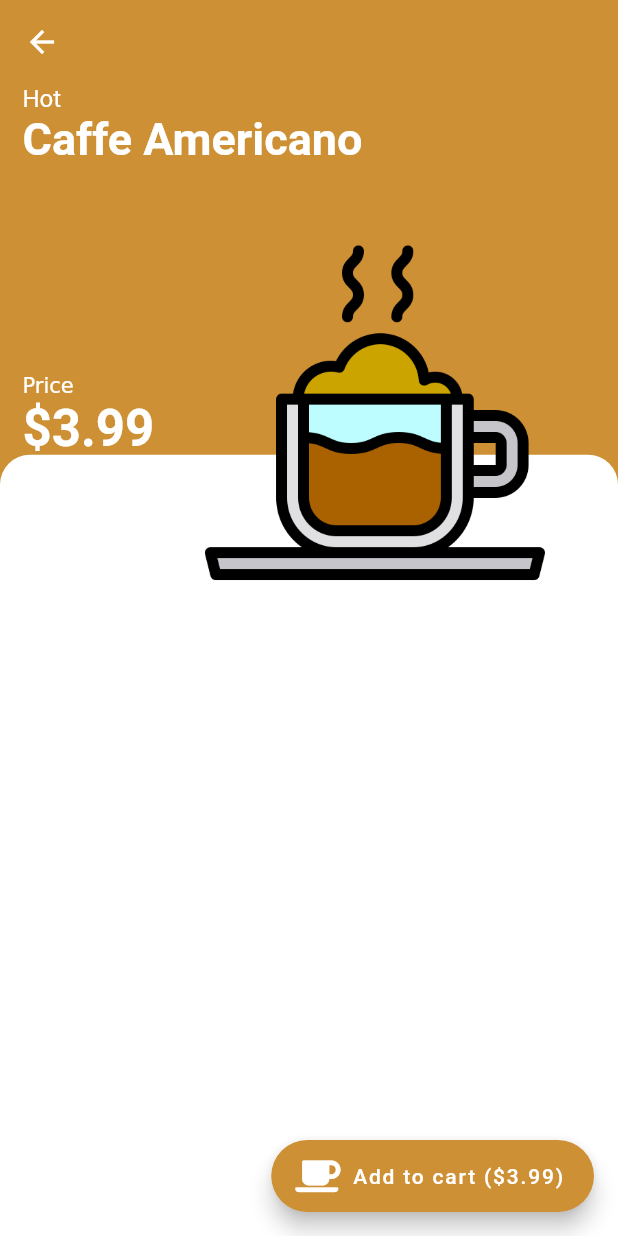
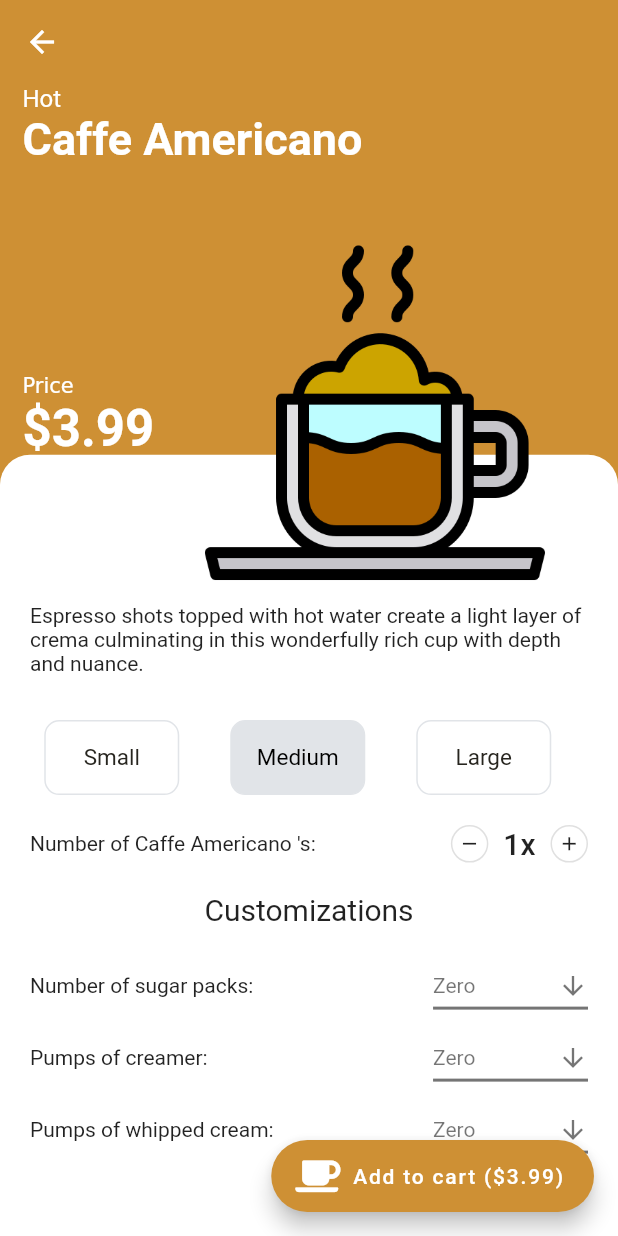
Before and after one commit to manasivaraiya/Coffee_App_, a Flutter app: the screen it shows after launch, after a tap on "Caffe Americano", on a phone screen of 412 x 824 dp. Run offline on Flutter 3.47's test engine with Material 2 defaults, Android fonts, the phone set to English and light mode, and no system bars; our stand-ins replace font_awesome_flutter.

Commit message:
added final detail view of coffee cards

```diff
--- a/lib/detail_screen/components/body.dart
+++ b/lib/detail_screen/components/body.dart
@@ -1,6 +1,9 @@
 import 'package:coffee_shop/models/Coffee.dart';
 import 'package:flutter/material.dart';
 import 'package:coffee_shop/detail_screen/components/main.dart';
+import 'package:coffee_shop/detail_screen/components/small_medium_large.dart';
+import 'package:coffee_shop/detail_screen/components/counter.dart';
+import 'package:coffee_shop/detail_screen/components/dropdown.dart';
 
 class Body extends StatelessWidget {
   final Coffee coffee;
@@ -19,16 +22,64 @@ class Body extends StatelessWidget {
                 Container(
                   margin: EdgeInsets.only(top: size.height * 0.3),
                   padding: EdgeInsets.only(
-                    top: size.height * 0.2,
+                    top: size.height * 0.12,
                     left: 20.0,
                     right: 20.0,
                   ),
                   decoration: BoxDecoration(
-                    color: Colors.white,
-                    borderRadius: BorderRadius.only(
-                      topLeft: Radius.circular(20.0),
-                      topRight: Radius.circular(20.0),
-                    )
+                      color: Colors.white,
+                      borderRadius: BorderRadius.only(
+                        topLeft: Radius.circular(20.0),
+                        topRight: Radius.circular(20.0),
+                      )),
+                  child: Column(
+                    crossAxisAlignment: CrossAxisAlignment.stretch,
+                    children: [
+                      Text(coffee.description),
+                      SizedBox(
+                        height: 10.0,
+                      ),
+                      SizePicker(),
+                      Row(
+                        mainAxisAlignment: MainAxisAlignment.spaceBetween,
+                        children: [
+                          Text('Number of ' + coffee.name + ' \'s:'),
+                          Counter(),
+                        ],
+                      ),
+                      SizedBox(
+                        height: 20.0,
+                      ),
+                      Text(
+                        'Customizations',
+                        textAlign: TextAlign.center,
+                        style: TextStyle(fontSize: 20.0),
+                      ),
+                      SizedBox(
+                        height: 15.0,
+                      ),
+                      Row(
+                        mainAxisAlignment: MainAxisAlignment.spaceBetween,
+                        children: [
+                          Text('Number of sugar packs:'),
+                          DropDown(),
+                        ],
+                      ),
+                      Row(
+                        mainAxisAlignment: MainAxisAlignment.spaceBetween,
+                        children: [
+                          Text('Pumps of creamer:'),
+                          DropDown(),
+                        ],
+                      ),
+                      Row(
+                        mainAxisAlignment: MainAxisAlignment.spaceBetween,
+                        children: [
+                          Text('Pumps of whipped cream:'),
+                          DropDown(),
+                        ],
+                      ),
+                    ],
                   ),
                 ),
                 Main(coffee: coffee),
```
